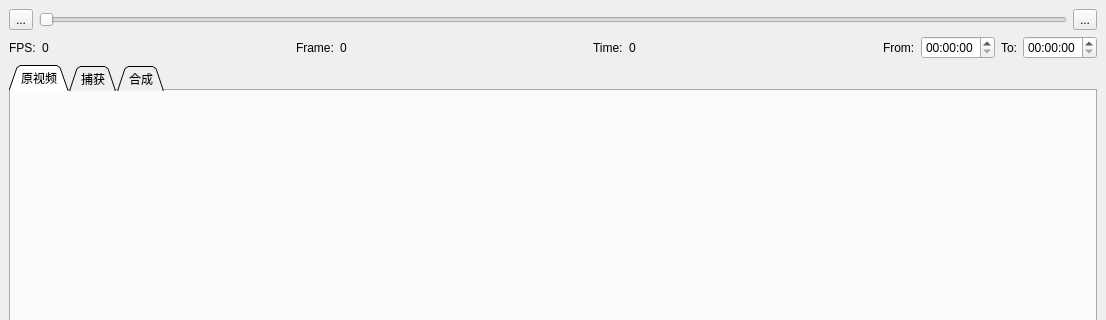
First picture: the form in mainwindow.ui, repository KuzuryuYaichi/VideoMeasure, before the edit; both pictures show x 0 to 1106 and y 0 to 320 of the 1106 by 818 pixel window.
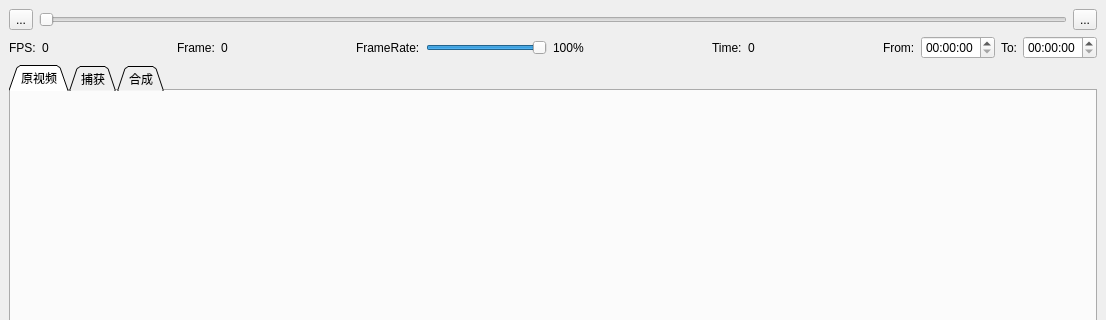
Second picture: the form after the edit.

The edit to the form file:
```diff
--- a/mainwindow.ui
+++ b/mainwindow.ui
@@ -98,6 +98,46 @@
           </property>
          </spacer>
         </item>
+        <item>
+         <widget class="QLabel" name="label_2">
+          <property name="text">
+           <string>FrameRate:</string>
+          </property>
+         </widget>
+        </item>
+        <item>
+         <widget class="QSlider" name="FrameRateSlider">
+          <property name="maximum">
+           <number>100</number>
+          </property>
+          <property name="value">
+           <number>100</number>
+          </property>
+          <property name="orientation">
+           <enum>Qt::Horizontal</enum>
+          </property>
+         </widget>
+        </item>
+        <item>
+         <widget class="QLabel" name="lblFrameRate">
+          <property name="text">
+           <string>100%</string>
+          </property>
+         </widget>
+        </item>
+        <item>
+         <spacer name="horizontalSpacer">
+          <property name="orientation">
+           <enum>Qt::Horizontal</enum>
+          </property>
+          <property name="sizeHint" stdset="0">
+           <size>
+            <width>40</width>
+            <height>20</height>
+           </size>
+          </property>
+         </spacer>
+        </item>
         <item>
          <widget class="QLabel" name="label_6">
           <property name="text">
```
Left out of the diff: 2 changed lines with no effect on the pictures.
